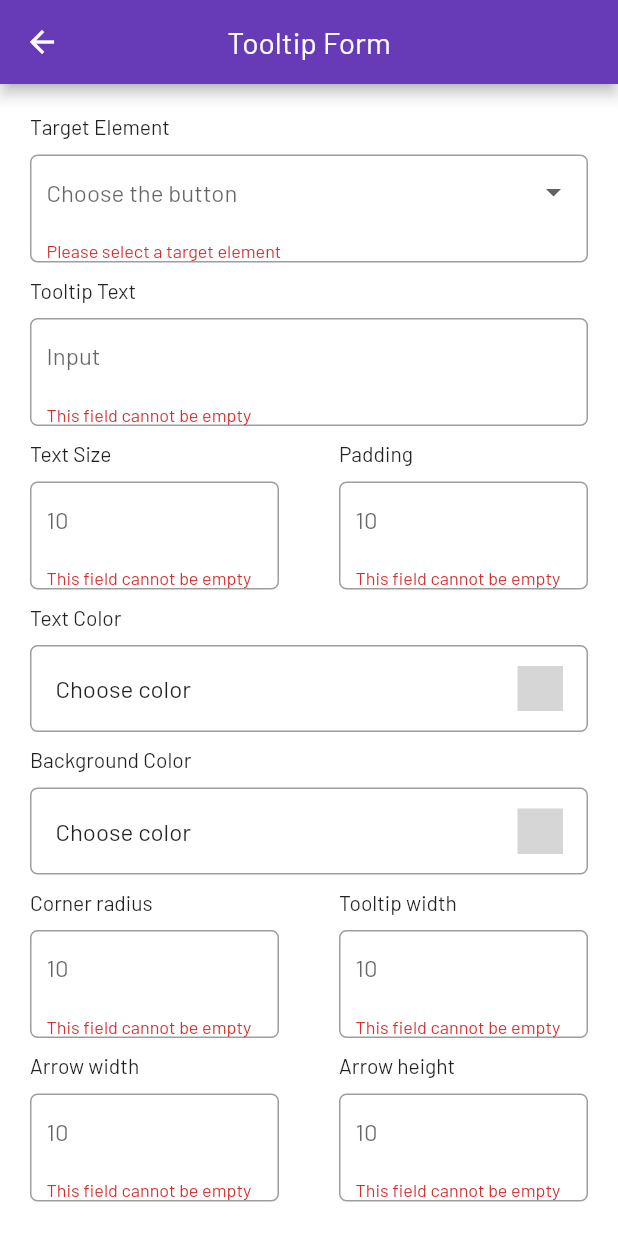
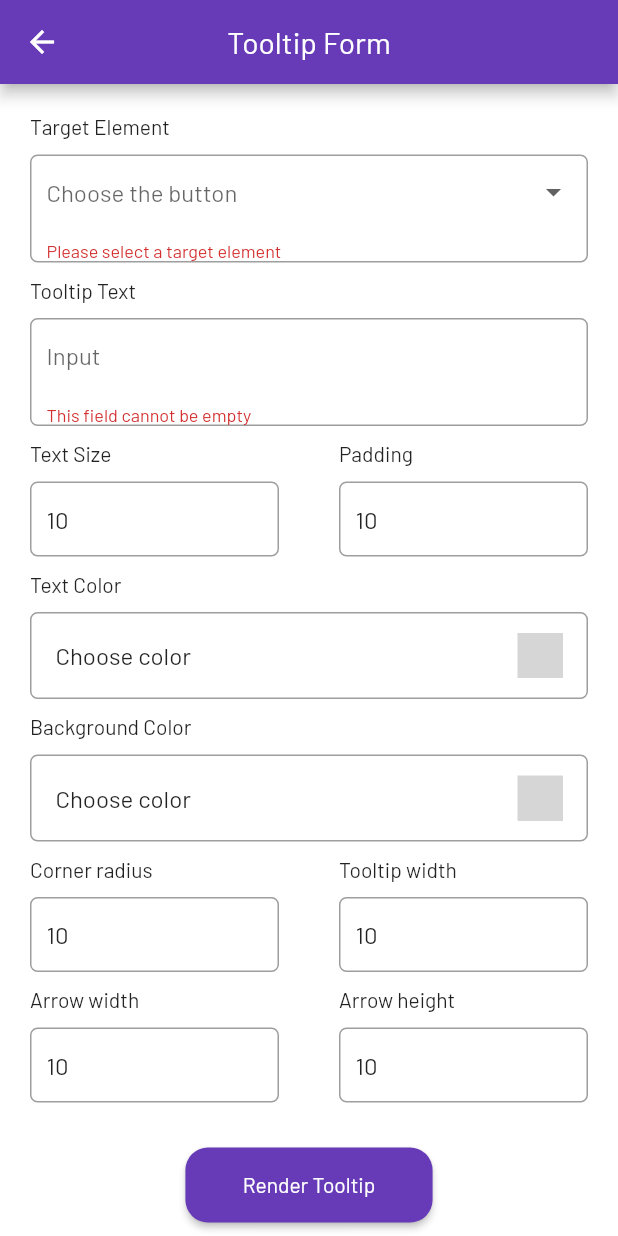
Before and after one commit to aadityaagrawal/Customizable-Tooltip-Application, a Flutter app: the screen it shows after launch, after a tap on "Render Tooltip", on a phone screen of 412 x 824 dp. Run offline on Flutter 3.47's test engine with Material 2 defaults, Android fonts, the phone set to English and light mode, and no system bars; our stand-ins replace loading_animation_widget, sqflite; missing offline and left inert: flex_color_picker; accounts and stored records are empty; grey boxes are pictures that could not be loaded.

Commit message:
All functionality added

```diff
--- a/lib/config/app_theme.dart
+++ b/lib/config/app_theme.dart
@@ -6,11 +6,5 @@ ThemeData AppTheme() {
     fontFamily: 'Barlow',
       scaffoldBackgroundColor: Colors.white,
       primaryColor: const Color(0XFF673ab7),
-      appBarTheme: const AppBarTheme(
-          backgroundColor: Color(0XFF673ab7),
-          systemOverlayStyle: SystemUiOverlayStyle(
-            statusBarColor: Color(0XFF673ab7),
-            statusBarIconBrightness: Brightness.light,
-            statusBarBrightness: Brightness.dark,
-          )));
+          );
 }
--- a/lib/main.dart
+++ b/lib/main.dart
@@ -18,6 +18,8 @@ class MyApp extends StatelessWidget {
       theme: AppTheme(),
       initialRoute: AppRoutes.splash,
       routes: AppRoutes.routes,
+
+
       scrollBehavior: const ScrollBehavior().copyWith(overscroll: false),
     );
   }
--- a/lib/screen/add_tooltip_screen.dart
+++ b/lib/screen/add_tooltip_screen.dart
@@ -21,7 +21,7 @@ class _ToolTipFormState extends State<ToolTipForm> {
   final _formKey = GlobalKey<FormState>();
   int n = 5;
   List<String> dropdownOptions =
-      List.generate(5, (index) => 'Button ${index + 1}');
+      List.generate(AppData().numberOfBoxes, (index) => 'Button ${index + 1}');
   String? selectedOption;
   late ToolTipFormState _formState;
 
@@ -56,7 +56,7 @@ class _ToolTipFormState extends State<ToolTipForm> {
       _formState.textColorController.text = tipModel.textColor;
       _formState.backgroundColorController.text = tipModel.backgroundColor;
       _formState.tipRadiusController.text = tipModel.cornerRadius.toString();
-      _formState.tipWidthController.text = tipModel.arrowWidth.toString();
+      _formState.tipWidthController.text = tipModel.tooltipWidth.toString();
       _formState.arrowWidthController.text = tipModel.arrowWidth.toString();
       _formState.arrowHeightController.text = tipModel.arrowHeight.toString();
       dialogPickerColor[0] = Color(int.parse('0x${tipModel.textColor}'));
@@ -387,7 +387,7 @@ class _ToolTipFormState extends State<ToolTipForm> {
                                   const SnackBar(
                                       content: Text(
                                           "Tooltip deleted successfully")));
-                              Navigator.of(context).pop(true);
+                              Navigator.pop(context, true);
                             },
                             buttonColor: Colors.red,
                             buttonText: "Delete",
@@ -398,8 +398,11 @@ class _ToolTipFormState extends State<ToolTipForm> {
                                 DbController().updateTooltipSettings(
                                     insertData(_formState),
                                     widget.tipModel!.id!);
-
-                                Navigator.of(context).pop(true);
+                                ScaffoldMessenger.of(context).showSnackBar(
+                                    const SnackBar(
+                                        content: Text(
+                                            "Tooltip updated successfully")));
+                                Navigator.pop(context, true);
                               }
                             },
                             buttonColor: Theme.of(context).primaryColor,
@@ -417,7 +420,8 @@ class _ToolTipFormState extends State<ToolTipForm> {
                                     const SnackBar(
                                         content: Text(
                                             "Tooltip added successfully")));
-                                Navigator.of(context).pop(true);
+                                setState(() {});
+                                Navigator.pop(context, true);
                               }
                             },
                             buttonColor: Theme.of(context).primaryColor,
--- a/lib/screen/home_screen.dart
+++ b/lib/screen/home_screen.dart
@@ -2,6 +2,7 @@ import 'package:flutter/material.dart';
 import 'package:trektip/config/app_data.dart';
 import 'package:trektip/controller/db_controller.dart';
 import 'package:trektip/model/tip_model.dart';
+import 'package:trektip/widget/custom_tool_tip_home_screen_button.dart';
 import 'package:trektip/widget/home_screen_button_widget.dart';
 
 class HomeScreen extends StatefulWidget {
@@ -19,28 +20,44 @@ class _HomeScreenState extends State<HomeScreen> {
 
   Future<void> loadData() async {
     tripModel = await DbController().getData();
+    resetWidgetLists();
     addWidgetToCurrentList(tripModel);
   }
+
+  void resetWidgetLists() {
+    widgetLists.clear();
+    currentIndex = 0;
+  }
+
+  // void addWidgetToCurrentList(List<TipModel> tipData) {
+  //   for (int i = 0; i < AppData().numberOfBoxes; i++) {
+  //     if (widgetLists.length <= currentIndex) {
+  //       widgetLists.add([CustomButton(tipData: tipData, index: i)]);
+  //     } else if (widgetLists[currentIndex].length < 2) {
+  //       widgetLists[currentIndex].add(CustomButton(tipData: tipData, index: i));
+  //     } else {
+  //       currentIndex++;
+  //       widgetLists.add([CustomButton(tipData: tipData, index: i)]);
+  //       currentIndex++;
+  //     }
+  //   }
+  // }
 
   void addWidgetToCurrentList(List<TipModel> tipData) {
     for (int i = 0; i < AppData().numberOfBoxes; i++) {
       if (widgetLists.length <= currentIndex) {
-        // print(tipData);
-        widgetLists.add([CustomButton(tipData: tipData, index: i)]);
+        widgetLists
+            .add([CustomButtonForCustomToolTip(tipData: tipData, index: i)]);
       } else if (widgetLists[currentIndex].length < 2) {
-        widgetLists[currentIndex].add(CustomButton(tipData: tipData, index: i));
+        widgetLists[currentIndex]
+            .add(CustomButtonForCustomToolTip(tipData: tipData, index: i));
       } else {
         currentIndex++;
-        widgetLists.add([CustomButton(tipData: tipData, index: i)]);
+        widgetLists
+            .add([CustomButtonForCustomToolTip(tipData: tipData, index: i)]);
         currentIndex++;
       }
     }
-  }
-
-  @override
-  void initState() {
-    // TODO: implement initState
-    super.initState();
   }
 
   @override
@@ -53,7 +70,16 @@ class _HomeScreenState extends State<HomeScreen> {
         leading: IconButton(
           icon: const Icon(Icons.settings),
           onPressed: () {
-              Navigator.pushNamed(context, "/editTip");
+            // only for custom widget
+            setState(() {});
+            Navigator.pushNamed(context, "/editTip").then((result) {
+              if (result == true) {
+                setState(() {
+                  loadData();
+                });
+              }
+            });
+            ;
           },
         ),
       ),
@@ -69,7 +95,8 @@ class _HomeScreenState extends State<HomeScreen> {
               margin: const EdgeInsets.all(20.0),
               child: Column(
                 mainAxisAlignment: MainAxisAlignment.spaceBetween,
-                    children: widgetLists.asMap().entries.map((entry) {
+                children: widgetLists.asMap().entries.map(
+                  (entry) {
                     final rowIndex = entry.key;
                     final rowWidgets = entry.value;
                     MainAxisAlignment mainAxisAlignment = rowIndex.isEven
@@ -79,10 +106,13 @@ class _HomeScreenState extends State<HomeScreen> {
                       mainAxisAlignment: mainAxisAlignment,
                       children: rowWidgets,
                     );
-                    }).toList(),
+                  },
+                ).toList(),
               ),
             );
           }
-            }));
+        },
+      ),
+    );
   }
 }
--- /dev/null
+++ b/lib/widget/custom_tool_tip_home_screen_button.dart
@@ -0,0 +1,59 @@
+import 'package:flutter/material.dart';
+import 'package:trektip/model/tip_model.dart';
+import 'package:trektip/widget/tooltip_widget.dart';
+
+class CustomButtonForCustomToolTip extends StatelessWidget {
+  final int index;
+  final List<TipModel> tipData;
+  const CustomButtonForCustomToolTip({
+    super.key,
+    required this.index,
+    required this.tipData,
+  });
+
+  dynamic isTarget() {
+    for (var element in tipData) {
+      if (element.targetElement == 'Button ${index + 1}') {
+        return [true, tipData.indexOf(element)];
+      }
+    }
+    return [false];
+  }
+
+  @override
+  Widget build(BuildContext context) {
+    return isTarget()[0]
+        ? CustomTooltip(
+            verticalOffset: 40,
+            fontSize: tipData[isTarget()[1]].textSize.toDouble(),
+            textColor:
+                Color(int.parse('0x${tipData[isTarget()[1]].textColor}')),
+            message: tipData[isTarget()[1]].toolTipText,
+            backgroundColor:
+                Color(int.parse('0x${tipData[isTarget()[1]].backgroundColor}')),
+            cornerRadius: tipData[isTarget()[1]].cornerRadius.toDouble(),
+            arrowHeight: tipData[isTarget()[1]].arrowHeight.toDouble(),
+            arrowWidth: tipData[isTarget()[1]].arrowWidth.toDouble(),
+            paddingTip: tipData[isTarget()[1]].textPadding.toDouble(),
+            width: tipData[isTarget()[1]].tooltipWidth.toDouble(),
+            child: ElevatedButton(
+              style: ElevatedButton.styleFrom(
+                minimumSize: Size(MediaQuery.of(context).size.width * 0.3, 30),
+                padding: const EdgeInsets.all(20),
+                backgroundColor: Theme.of(context).primaryColor,
+              ),
+              onPressed: () {},
+              child: Text("Button ${index + 1}"),
+            ),
+          )
+        : ElevatedButton(
+            style: ElevatedButton.styleFrom(
+              minimumSize: Size(MediaQuery.of(context).size.width * 0.3, 30),
+              padding: const EdgeInsets.all(20),
+              backgroundColor: Theme.of(context).primaryColor,
+            ),
+            onPressed: () {},
+            child: Text("Button ${index + 1}"),
+          );
+  }
+}
--- a/lib/widget/text_field_widget.dart
+++ b/lib/widget/text_field_widget.dart
@@ -13,7 +13,25 @@ class CustomTextFromField extends StatelessWidget {
 
   dynamic validatorFunction(dynamic value) {
     if (value == null || value.isEmpty) {
-      return 'This field cannot be empty';
+      if (hintText == "10") {
+        textController.text = '10';
+        return null;
+      } else {
+        return 'This field cannot be empty';
+      }
+    }
+
+    if (hintText == '10') {
+      try {
+        final parsedValue = double.parse(value);
+        if (parsedValue >= 0) {
+          return null;
+        } else {
+          return 'Enter number greater than 10';
+        }
+      } catch (e) {
+        return 'Remove special character';
+      }
     }
     return null;
   }
```
Also changed, not shown: lib/screen/edit_tooltip_screen.dart (+44 -11 lines), lib/widget/home_screen_button_widget.dart (+69 -10 lines), lib/widget/tooltip_widget.dart (added, +198 -0 lines). Lines whose indentation alone changed are shown as unchanged.
